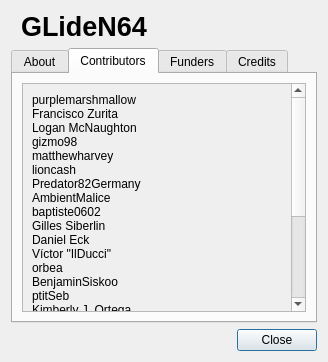
First picture: the form in src/GLideNUI/AboutDialog.ui, repository gonetz/GLideN64, before the edit.
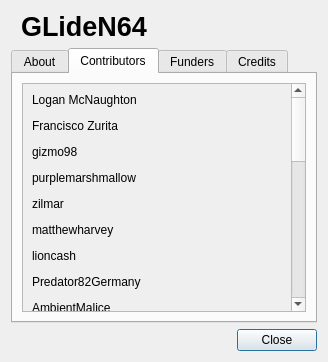
Second picture: the form after the edit. The open tabs and pages were chosen to show the change. Icons and pictures are not drawn.

Commit message: Update "About:Contributors"

```diff
--- a/src/GLideNUI/AboutDialog.ui
+++ b/src/GLideNUI/AboutDialog.ui
@@ -225,32 +225,7 @@
            <item>
             <widget class="QLabel" name="label_17">
              <property name="text">
-              <string notr="true">purplemarshmallow
-Francisco Zurita
-Logan McNaughton
-gizmo98
-matthewharvey
-lioncash
-Predator82Germany
-AmbientMalice
-baptiste0602
-Gilles Siberlin
-Daniel Eck
-Víctor &quot;IlDucci&quot;
-orbea
-BenjaminSiskoo
-ptitSeb
-Kimberly J. Ortega
-Maxime Morel
-tony971
-SigmaVirus
-Jools Wills
-Nekokabu
-nicklauslittle
-Nebuleon
-sergiobenrocha2
-Michał Durak
-Mushman</string>
+              <string notr="true">&lt;html&gt;&lt;head/&gt;&lt;body&gt;&lt;p&gt;Logan McNaughton&lt;/p&gt;&lt;p&gt;Francisco Zurita&lt;/p&gt;&lt;p&gt;gizmo98&lt;/p&gt;&lt;p&gt;purplemarshmallow&lt;/p&gt;&lt;p&gt;zilmar&lt;/p&gt;&lt;p&gt;matthewharvey&lt;/p&gt;&lt;p&gt;lioncash&lt;/p&gt;&lt;p&gt;Predator82Germany&lt;/p&gt;&lt;p&gt;AmbientMalice&lt;/p&gt;&lt;p&gt;baptiste0602&lt;/p&gt;&lt;p&gt;Gilles Siberlin&lt;/p&gt;&lt;p&gt;Daniel Eck&lt;/p&gt;&lt;p&gt;Víctor &amp;quot;IlDucci&amp;quot;&lt;/p&gt;&lt;p&gt;orbea&lt;/p&gt;&lt;p&gt;BenjaminSiskoo&lt;/p&gt;&lt;p&gt;ptitSeb&lt;/p&gt;&lt;p&gt;Kimberly J. Ortega&lt;/p&gt;&lt;p&gt;Maxime Morel&lt;/p&gt;&lt;p&gt;tony971&lt;/p&gt;&lt;p&gt;SigmaVirus&lt;/p&gt;&lt;p&gt;Jools Wills&lt;/p&gt;&lt;p&gt;Nekokabu&lt;/p&gt;&lt;p&gt;nicklauslittle&lt;/p&gt;&lt;p&gt;Nebuleon&lt;/p&gt;&lt;p&gt;sergiobenrocha2&lt;/p&gt;&lt;p&gt;Michał Durak&lt;/p&gt;&lt;p&gt;Mushman&lt;/p&gt;&lt;/body&gt;&lt;/html&gt;</string>
              </property>
             </widget>
            </item>
```
